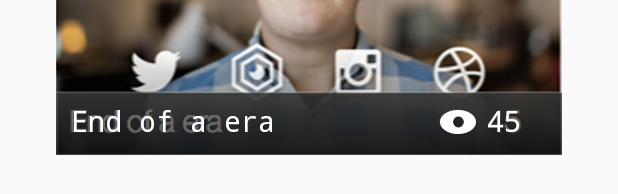
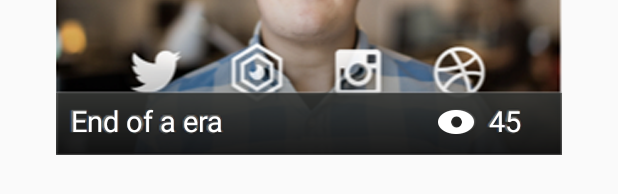
Before and after one commit to dougritter/netshoes-assignment, an Android app: the layout shot_item_layout.xml on its own in the app's theme, with its tools: preview values and no code run, on a phone screen of 412 x 824 dp. Shown: the part 241-435 px from the top of the screen. Run offline under Robolectric (Android 15) with nearby library versions, the phone set to English and light mode, and no system bars.

Commit message:
adjustments on sizes of shot list

```diff
--- a/app/src/main/res/layout/shot_item_layout.xml
+++ b/app/src/main/res/layout/shot_item_layout.xml
@@ -28,6 +28,9 @@
             style="@style/ShotTitleStyle"
             android:layout_alignParentBottom="true"
             tools:text="End of a era"
+            android:maxLines="1"
+            android:maxWidth="@dimen/shot_title_max_width"
+            android:ellipsize="end"
             android:layout_marginLeft="@dimen/app_margin_default"
             android:layout_marginBottom="@dimen/app_margin_default"/>
 
@@ -37,6 +40,7 @@
             android:layout_alignParentBottom="true"
             android:layout_alignParentRight="true"
             tools:text="45"
+            android:gravity="right"
             android:layout_marginRight="@dimen/shot_likes_margin_right"
             android:layout_marginBottom="@dimen/app_margin_default"/>
 
@@ -44,9 +48,9 @@
             android:layout_width="wrap_content"
             android:layout_height="wrap_content"
             android:layout_alignParentBottom="true"
-            android:layout_alignParentRight="true"
+            android:layout_toLeftOf="@id/shotLikes"
             android:layout_marginBottom="@dimen/shot_likes_icon_margin_bottom"
-            android:layout_marginRight="@dimen/shot_likes_icon_margin_right"
+            android:layout_marginRight="@dimen/app_margin_default"
             android:src="@drawable/ic_like"/>
 
     </RelativeLayout>
--- a/app/src/main/res/values/dimens.xml
+++ b/app/src/main/res/values/dimens.xml
@@ -14,6 +14,7 @@
     <dimen name="shot_image_item_height">254dp</dimen>
     <dimen name="shot_bottom_bar_height">41dp</dimen>
     <dimen name="shot_title_text_size">19sp</dimen>
+    <dimen name="shot_title_max_width">220dp</dimen>
     <dimen name="shot_likes_margin_right">27dp</dimen>
     <dimen name="shot_likes_icon_margin_bottom">14dp</dimen>
     <dimen name="shot_likes_icon_margin_right">57dp</dimen>
--- a/app/src/main/res/values/styles.xml
+++ b/app/src/main/res/values/styles.xml
@@ -10,7 +10,7 @@
         <item name="android:layout_height">wrap_content</item>
         <item name="android:textSize">@dimen/shot_title_text_size</item>
         <item name="android:textColor">@android:color/white</item>
-        <item name="android:typeface">monospace</item>
+        <!--<item name="android:typeface">monospace</item>-->
     </style>
 
 </resources>
```
